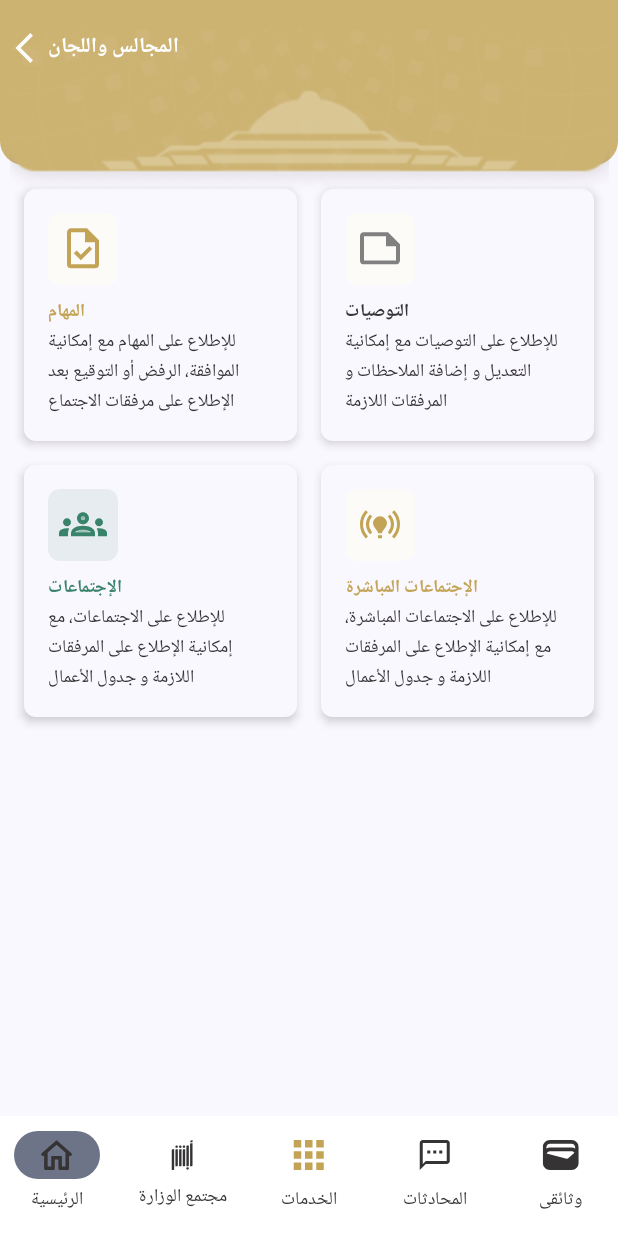
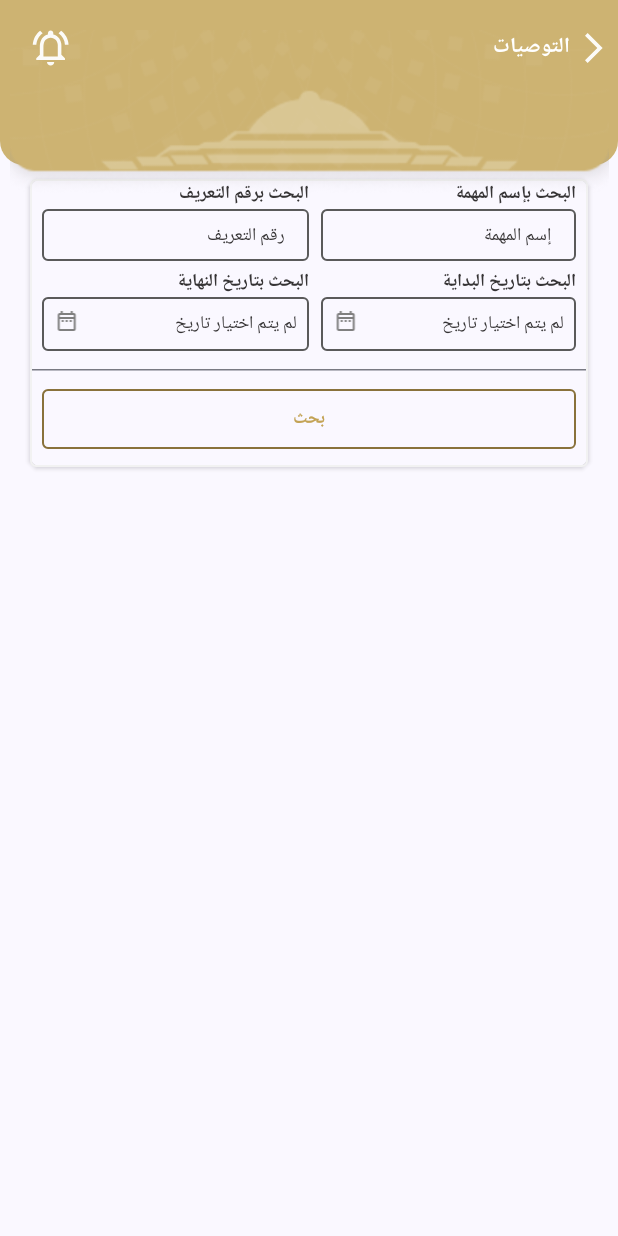
Before and after one commit to RiadhG-Hub/abcher, an Android app built with Jetpack Compose: the composable HomeScreen shown on its own in the app's theme, after a tap on "التوصيات", on a phone screen of 412 x 824 dp. Run offline under Robolectric (Android 15) with nearby library versions, the phone set to English and light mode, and no system bars; Roboto replaces fonts that are not available here.

Commit message:
feat: Implement Recommendation Search and Meeting Details UI
This commit introduces the functionality to search for recommendations, enhances the display of meeting details, and adds UI components for date selection and text input.

-   **Recommendation Search:**
    -   Created `RecommendationsPage` activity to implement search functionality for recommendations.
    -   Added `RecommendationsSearchCard` composable to allow searching by job title, ID, and date range.
    -   Implemented `CustomTextField` for text input with placeholder and custom styling.
    -   Added `AbsherDatePicker` for date selection with a callback to update the parent state.
    - Added `OutlinedButton` for search button with custom style.
    -   Added date range,jobTitle and idNumber to save search input.
-
-   -   Add `RecommendationsSearchCard` to `RecommendationsPage`.
-
+    -   Added `date_range` svg for  `AbsherDatePicker`.
+    -   Add `RecommendationsSearchCard` to `RecommendationsPage`.
 -   **Meeting Details UI:**
    -   Renamed `MeetingsDetails` to `MeetingsDetails` and moved it to the pages package.
    -  Updated `MeetingListScreen` to use new `AbcherTopAppBar` and `DefaultBackButton`.
    - Updated `MeetingListScreen` to use new `MaterialTheme`.
+   -  Update `MeetingListPage` to use new `AbcherTopAppBar` and `DefaultBackButton`.
+   - Updated `MeetingListPage` to use new `MaterialTheme`.
+   -  Add `AbsherDatePickerPreview` for `AbsherDatePicker`
 -   **UI and Styling:**
    - Added `ThemedTextField` for themed text field usage.
    -   Added `SurfaceColor` and `OutlinedButtonColor` to `Color.kt`.
+   - Added `SurfaceColor` for background color.
    - Updated dependencies in `build.gradle.kts`.
+   - Updated `AndroidManifest.xml` for `RecommendationsPage`.
+    -  Updated strings in `strings.xml` for `RecommendationsPage`.
+    - Updated `deploymentTargetSelector.xml` to  add new `AbsherDatePickerPreview` .
+   -  update `Theme.kt` to add onSurface color.

```diff
--- a/app/build.gradle.kts
+++ b/app/build.gradle.kts
@@ -52,7 +52,6 @@ dependencies {
     // Compose Libraries
     implementation(platform(libs.androidx.compose.bom))
     implementation(libs.androidx.compose.ui)
-    implementation(libs.androidx.compose.material3)
     implementation(libs.androidx.compose.runtime)
     implementation(libs.androidx.ui.graphics)
     implementation(libs.androidx.ui.tooling.preview)
@@ -68,7 +67,7 @@ dependencies {
     implementation(libs.retrofit)
     implementation(libs.retrofit.converter.gson)
     implementation(libs.okhttp.logging.interceptor)
-
+    implementation("androidx.compose.material3:material3:1.2.0")
     // Navigation
     implementation(libs.androidx.navigation.compose)
     androidTestImplementation(platform(libs.androidx.compose.bom))
--- a/app/src/main/java/com/example/absher/services/view/meetings/HomeScreen.kt
+++ b/app/src/main/java/com/example/absher/services/view/meetings/HomeScreen.kt
@@ -52,6 +52,8 @@ import androidx.lifecycle.viewmodel.compose.viewModel
 import androidx.navigation.NavHostController
 import androidx.navigation.compose.rememberNavController
 import com.example.absher.R
+import com.example.absher.services.view.meetings.pages.MeetingListPage
+import com.example.absher.services.view.recommendations.pages.RecommendationsPage
 import com.example.absher.services.viewmodel.meetings.HomeViewModel
 import com.example.absher.ui.theme.AbsherTheme
 import com.example.absher.ui.theme.CustomTextStyles
@@ -194,7 +196,9 @@ fun CardGrid() {
             title = stringResource(id = R.string.files),
             modifier = Modifier.weight(1f),
             onClick = {
+                val intent = Intent(context, RecommendationsPage::class.java)
 
+                context.startActivity(intent)
             },
             subtitle = stringResource(id = R.string.files_desc),
             icon = R.drawable.note,
--- /dev/null
+++ b/app/src/main/java/com/example/absher/services/view/recommendations/AbsherDatePicker.kt
@@ -0,0 +1,138 @@
+
+import androidx.compose.foundation.background
+import androidx.compose.foundation.border
+import androidx.compose.foundation.clickable
+import androidx.compose.foundation.layout.Arrangement
+import androidx.compose.foundation.layout.Box
+import androidx.compose.foundation.layout.Column
+import androidx.compose.foundation.layout.Row
+import androidx.compose.foundation.layout.fillMaxWidth
+import androidx.compose.foundation.layout.padding
+import androidx.compose.material3.DatePicker
+import androidx.compose.material3.DatePickerDialog
+import androidx.compose.material3.ExperimentalMaterial3Api
+import androidx.compose.material3.MaterialTheme
+import androidx.compose.material3.Text
+import androidx.compose.material3.TextButton
+import androidx.compose.material3.rememberDatePickerState
+import androidx.compose.runtime.Composable
+import androidx.compose.runtime.CompositionLocalProvider
+import androidx.compose.runtime.getValue
+import androidx.compose.runtime.mutableStateOf
+import androidx.compose.runtime.remember
+import androidx.compose.runtime.setValue
+import androidx.compose.ui.Modifier
+import androidx.compose.ui.graphics.Color
+import androidx.compose.ui.platform.LocalLayoutDirection
+import androidx.compose.ui.tooling.preview.Preview
+import androidx.compose.ui.unit.LayoutDirection
+import androidx.compose.ui.unit.dp
+import com.example.absher.R
+import com.example.absher.services.view.meetings.SvgIcon
+import com.example.absher.ui.theme.AbsherTheme
+import com.example.absher.ui.theme.CustomTextStyles
+import com.example.absher.ui.theme.MediumGray
+import com.example.absher.ui.theme.SubtitleColor
+import java.time.Instant
+import java.time.ZoneId
+import java.time.format.DateTimeFormatter
+
+// Child Composable with callback
+@OptIn(ExperimentalMaterial3Api::class)
+@Composable
+fun AbsherDatePicker(
+    onDateSelected: (String) -> Unit, // Callback to send date to parent
+    modifier: Modifier = Modifier
+) {
+    var showDialog by remember { mutableStateOf(false) }
+    var selectedDate by remember { mutableStateOf("") }
+    val datePickerState = rememberDatePickerState()
+
+    Column {
+
+        Box(
+            modifier = Modifier
+                .padding(0.dp)
+                .background(color = Color.Transparent, shape = MaterialTheme.shapes.small)
+                .border(1.dp, MediumGray, MaterialTheme.shapes.small)
+                .clickable{
+                    showDialog = true
+                } ,
+        ){
+        Row(modifier = Modifier.fillMaxWidth().padding(end = 8.dp, start = 8.dp, top = 8.dp, bottom = 8.dp),horizontalArrangement = Arrangement.SpaceBetween){
+            Text(
+                text = if (selectedDate.isNotEmpty())
+                    selectedDate
+                else
+                    "لم يتم اختيار تاريخ"
+                , style = CustomTextStyles.SmallRegular12.copy(SubtitleColor)
+            )
+            SvgIcon(R.drawable.date_range)
+        }
+        }
+
+
+
+        if (showDialog) {
+            DatePickerDialog(
+                onDismissRequest = { showDialog = false },
+                confirmButton = {
+                    TextButton(
+                        onClick = {
+                            datePickerState.selectedDateMillis?.let { millis ->
+                                val localDate = Instant.ofEpochMilli(millis)
+                                    .atZone(ZoneId.systemDefault())
+                                    .toLocalDate()
+                                val formattedDate = localDate.format(DateTimeFormatter.ISO_LOCAL_DATE)
+                                selectedDate = formattedDate
+                                onDateSelected(formattedDate) // Send date to parent
+                            }
+                            showDialog = false
+                        }
+                    ) {
+                        Text("OK")
+                    }
+                },
+                dismissButton = {
+                    TextButton(onClick = { showDialog = false }) {
+                        Text("Cancel")
+                    }
+                }
+            ) {
+                DatePicker(state = datePickerState)
+            }
+        }
+    }
+}
+
+// Parent Composable
+@Composable
+fun ParentScreenExample() {
+    // State in the parent to hold the selected date
+    var dateFromPicker by remember { mutableStateOf<String?>(null) }
+
+    Column {
+        // Display the date received from the child
+        Text(
+            text = dateFromPicker?.let { "Date from picker: $it" } ?: "No date selected yet"
+        )
+
+        // Child composable with callback
+       AbsherDatePicker(
+            onDateSelected = { selectedDate ->
+                dateFromPicker = selectedDate // Update parent state
+            }
+        )
+    }
+}
+
+@Preview(showBackground = true)
+@Composable
+fun AbsherDatePickerPreview() {
+    AbsherTheme {
+        CompositionLocalProvider(LocalLayoutDirection provides LayoutDirection.Rtl) {
+    AbsherDatePicker(onDateSelected = {})
+
+
+        }}
+}
--- /dev/null
+++ b/app/src/main/java/com/example/absher/services/view/recommendations/CustomTextField.kt
@@ -0,0 +1,67 @@
+package com.example.absher.services.view.recommendations
+
+import androidx.compose.foundation.background
+import androidx.compose.foundation.layout.Box
+import androidx.compose.foundation.layout.Row
+import androidx.compose.foundation.layout.fillMaxWidth
+import androidx.compose.foundation.text.BasicTextField
+import androidx.compose.material3.LocalTextStyle
+import androidx.compose.material3.MaterialTheme
+import androidx.compose.material3.Text
+import androidx.compose.runtime.Composable
+import androidx.compose.runtime.getValue
+import androidx.compose.runtime.mutableStateOf
+import androidx.compose.runtime.saveable.rememberSaveable
+import androidx.compose.runtime.setValue
+import androidx.compose.ui.Alignment
+import androidx.compose.ui.Modifier
+import androidx.compose.ui.graphics.SolidColor
+import androidx.compose.ui.unit.TextUnit
+import com.example.absher.ui.theme.CustomTextStyles
+
+@Composable
+ fun CustomTextField(
+    modifier: Modifier = Modifier,
+    leadingIcon: (@Composable () -> Unit)? = null,
+    trailingIcon: (@Composable () -> Unit)? = null,
+    placeholderText: String = "Placeholder",
+    fontSize: TextUnit = MaterialTheme.typography.bodyMedium.fontSize,
+    onValueChange: (String) -> Unit = {}
+
+) {
+    var text : String  by rememberSaveable { mutableStateOf("") }
+    BasicTextField(modifier = modifier
+        .background(
+            MaterialTheme.colorScheme.surface,
+            MaterialTheme.shapes.small,
+        )
+        .fillMaxWidth(),
+        value = text,
+        onValueChange = {
+            text = it
+            onValueChange(it)
+        },
+        singleLine = true,
+        cursorBrush = SolidColor(MaterialTheme.colorScheme.primary),
+        textStyle = LocalTextStyle.current.copy(
+            color = MaterialTheme.colorScheme.onSurface,
+            fontSize = fontSize
+        ),
+        decorationBox = { innerTextField ->
+            Row(
+                modifier,
+                verticalAlignment = Alignment.CenterVertically
+            ) {
+                if (leadingIcon != null) leadingIcon()
+                Box(Modifier.weight(1f)) {
+                    if (text.isEmpty()) Text(
+                        placeholderText,
+                        style = CustomTextStyles.SmallRegular12
+                    )
+                    innerTextField()
+                }
+                if (trailingIcon != null) trailingIcon()
+            }
+        }
+    )
+}
--- /dev/null
+++ b/app/src/main/java/com/example/absher/services/view/recommendations/RecommendationSearchCard.kt
@@ -0,0 +1,200 @@
+package com.example.absher.services.view.recommendations
+
+import AbsherDatePicker
+import androidx.compose.foundation.BorderStroke
+import androidx.compose.foundation.background
+import androidx.compose.foundation.border
+import androidx.compose.foundation.layout.Arrangement
+import androidx.compose.foundation.layout.Box
+import androidx.compose.foundation.layout.Column
+import androidx.compose.foundation.layout.Row
+import androidx.compose.foundation.layout.fillMaxWidth
+import androidx.compose.foundation.layout.padding
+import androidx.compose.foundation.shape.RoundedCornerShape
+import androidx.compose.material3.ButtonDefaults
+import androidx.compose.material3.Card
+import androidx.compose.material3.CardDefaults
+import androidx.compose.material3.HorizontalDivider
+import androidx.compose.material3.MaterialTheme
+import androidx.compose.material3.OutlinedButton
+import androidx.compose.material3.Text
+import androidx.compose.runtime.Composable
+import androidx.compose.runtime.CompositionLocalProvider
+import androidx.compose.runtime.getValue
+import androidx.compose.runtime.mutableStateOf
+import androidx.compose.runtime.remember
+import androidx.compose.runtime.setValue
+import androidx.compose.ui.Alignment
+import androidx.compose.ui.Modifier
+import androidx.compose.ui.graphics.Color
+import androidx.compose.ui.platform.LocalLayoutDirection
+import androidx.compose.ui.tooling.preview.Preview
+import androidx.compose.ui.unit.LayoutDirection
+import androidx.compose.ui.unit.dp
+import com.example.absher.ui.theme.AbsherTheme
+import com.example.absher.ui.theme.BackgroundGray
+import com.example.absher.ui.theme.CustomTextStyles
+import com.example.absher.ui.theme.MediumGray
+import com.example.absher.ui.theme.OutlinedButtonColor
+import com.example.absher.ui.theme.SubtitleColor
+
+
+@Composable
+fun RecommendationsSearchCard() {
+    var startDate by remember { mutableStateOf<String?>(null) }
+    var endDate by remember { mutableStateOf<String?>(null) }
+
+    var jobTitle by remember { mutableStateOf<String?>(null) }
+    var idNumber by remember { mutableStateOf<String?>(null) }
+    Card(
+        modifier = Modifier
+            .fillMaxWidth()
+            .padding(start = 20.dp, end = 20.dp, top = 9.dp)
+            .border(1.dp, BackgroundGray, MaterialTheme.shapes.small),
+        shape = MaterialTheme.shapes.medium,
+        elevation = CardDefaults.cardElevation(defaultElevation = 2.dp),
+        colors = CardDefaults.cardColors(containerColor = MaterialTheme.colorScheme.surface)
+    ) {
+        Column {
+            Row(
+                modifier = Modifier.padding(end = 8.dp, start = 8.dp, bottom = 12.dp),
+                horizontalArrangement = Arrangement.SpaceEvenly
+            ) {
+                Column(modifier = Modifier
+                    .weight(1f)
+                    .padding(end = 8.dp)) {
+                    Text(
+                        text = "البحث بإسم المهمة",
+
+                        // Small/Bold
+                        style = CustomTextStyles.SmallBold.copy(color = SubtitleColor)
+                    )
+
+                    Box(
+                        modifier = Modifier
+                            .padding(0.dp)
+                            .background(
+                                color = Color.Transparent,
+                                shape = MaterialTheme.shapes.small
+                            )
+                            .border(1.dp, MediumGray, MaterialTheme.shapes.small),
+                        contentAlignment = Alignment.Center
+
+                    ) {
+                        CustomTextField(
+                            modifier = Modifier.padding(
+                                end = 8.dp,
+                                start = 8.dp,
+                                top = 4.dp,
+                                bottom = 3.dp
+                            ), placeholderText = "إسم المهمة", onValueChange = {
+                                newText -> jobTitle = newText
+                            }
+                        )
+                    }
+
+
+                    Text(
+                        modifier = Modifier.padding(top = 4.dp),
+                        text = "البحث بتاريخ البداية",
+
+                        // Small/Bold
+                        style = CustomTextStyles.SmallBold.copy(color = SubtitleColor)
+                    )
+
+                    AbsherDatePicker(
+                        onDateSelected = { selectedDate ->
+                            startDate = selectedDate // Update parent state
+                        }
+                    )
+
+                }
+                Column(modifier = Modifier.weight(1f)) {
+                    Text(
+                        text = "البحث برقم التعريف",
+
+                        // Small/Bold
+                        style = CustomTextStyles.SmallBold.copy(color = SubtitleColor)
+                    )
+
+
+                    Box(
+                        modifier = Modifier
+                            .padding(0.dp)
+                            .background(
+                                color = Color.Transparent,
+                                shape = MaterialTheme.shapes.small
+                            )
+                            .border(1.dp, MediumGray, MaterialTheme.shapes.small),
+                        contentAlignment = Alignment.Center
+
+                    ) {
+                        CustomTextField(
+                            modifier = Modifier.padding(
+                                end = 8.dp,
+                                start = 8.dp,
+                                top = 4.dp,
+                                bottom = 3.dp
+                            ), placeholderText = "رقم التعريف", onValueChange = {
+                                newText -> idNumber = newText
+                            }
+                        )
+                    }
+
+                    Text(
+                        modifier = Modifier.padding(top = 4.dp),
+                        text = "البحث بتاريخ النهاية",
+
+                        // Small/Bold
+                        style = CustomTextStyles.SmallBold.copy(color = SubtitleColor)
+                    )
+
+                    AbsherDatePicker(
+                        onDateSelected = { selectedDate ->
+                            endDate = selectedDate // Update parent state
+                        }
+                    )
+
+                }
+
+            }
+            HorizontalDivider()
+            OutlinedButton(
+                onClick = {
+                    println(startDate.toString())
+                    println(endDate.toString())
+                    println(jobTitle.toString())
+                    println(idNumber.toString())
+                },
+                modifier = Modifier
+                    .padding(8.dp),
+                colors = ButtonDefaults.outlinedButtonColors(
+                    contentColor = OutlinedButtonColor // Text/icon color
+                ),
+                border = BorderStroke(
+                    width = 1.dp,
+                    color = OutlinedButtonColor // Custom border color
+                ),
+                shape = RoundedCornerShape(4.dp) // Custom shape
+            ) {
+                Row(
+                    modifier = Modifier.fillMaxWidth(),
+                    horizontalArrangement = Arrangement.Center
+                ) {
+                    Text("بحث", style = CustomTextStyles.SmallBold)
+                }
+            }
+        }
+    }
+}
+
+
+@Preview(showBackground = true)
+@Composable
+fun RecommendationsSearchCardPreview() {
+    AbsherTheme {
+        CompositionLocalProvider(LocalLayoutDirection provides LayoutDirection.Rtl) {
+            RecommendationsSearchCard()
+        }
+    }
+}
--- /dev/null
+++ b/app/src/main/java/com/example/absher/services/view/recommendations/pages/RecommendationsPage.kt
@@ -0,0 +1,72 @@
+package com.example.absher.services.view.recommendations.pages
+
+import android.os.Bundle
+import androidx.activity.ComponentActivity
+import androidx.activity.compose.setContent
+import androidx.activity.enableEdgeToEdge
+import androidx.compose.foundation.layout.Column
+import androidx.compose.foundation.layout.fillMaxSize
+import androidx.compose.foundation.layout.padding
+import androidx.compose.material3.MaterialTheme
+import androidx.compose.material3.Scaffold
+import androidx.compose.material3.Text
+import androidx.compose.runtime.Composable
+import androidx.compose.runtime.CompositionLocalProvider
+import androidx.compose.ui.Modifier
+import androidx.compose.ui.platform.LocalLayoutDirection
+import androidx.compose.ui.tooling.preview.Preview
+import androidx.compose.ui.unit.LayoutDirection
+import androidx.compose.ui.unit.dp
+import com.example.absher.R
+import com.example.absher.services.view.meetings.AbcherTopAppBar
+import com.example.absher.services.view.meetings.DefaultBackButton
+import com.example.absher.services.view.meetings.SvgIcon
+import com.example.absher.services.view.recommendations.RecommendationsSearchCard
+import com.example.absher.ui.theme.AbsherTheme
+
+class RecommendationsPage : ComponentActivity() {
+    override fun onCreate(savedInstanceState: Bundle?) {
+        super.onCreate(savedInstanceState)
+        enableEdgeToEdge()
+        setContent {
+            AbsherTheme {
+                CompositionLocalProvider(LocalLayoutDirection provides LayoutDirection.Rtl) {
+                Scaffold(
+                    containerColor = MaterialTheme.colorScheme.surface,
+                    topBar = {
+                        AbcherTopAppBar(
+                            title = "التوصيات",
+                            navigationIcon = {
+                                DefaultBackButton()
+                            },
+                            actions = {
+                                SvgIcon(
+                                    R.drawable.notifications_active,
+                                    modifier = Modifier.padding(end = 16.dp)
+                                )
+                            })
+                    }, modifier = Modifier.fillMaxSize()) { innerPadding ->
+                    Column (modifier = Modifier.padding(innerPadding)){
+                        RecommendationsSearchCard()
+                    }
+                }
+            }}
+        }
+    }
+}
+
+@Composable
+fun Greeting(name: String, modifier: Modifier = Modifier) {
+    Text(
+        text = "Hello $name!",
+        modifier = modifier
+    )
+}
+
+@Preview(showBackground = true)
+@Composable
+fun GreetingPreview() {
+    AbsherTheme {
+        Greeting("Android")
+    }
+}
--- a/app/src/main/java/com/example/absher/ui/theme/Color.kt
+++ b/app/src/main/java/com/example/absher/ui/theme/Color.kt
@@ -16,3 +16,5 @@ val TaskColor = Color(0xFFC3A355) // Task color
 val SubtitleColor = Color(0xFF353334)
 val Gray = Color(0XFF808080)
 val BackgroundGreen = Color(0xFFEEF7F3)
+val OutlinedButtonColor = Color(0xFF89723B)
+val SurfaceColor = Color(0XFFF3F4FA)
--- a/app/src/main/java/com/example/absher/ui/theme/Theme.kt
+++ b/app/src/main/java/com/example/absher/ui/theme/Theme.kt
@@ -30,7 +30,7 @@ private val LightColorScheme = lightColorScheme(
     onPrimary = White,
     onSecondary = DarkGray,
     onBackground = DarkGray,
-    onSurface = DarkGray
+    onSurface = SurfaceColor
 
 )
 
--- /dev/null
+++ b/app/src/main/res/drawable/date_range.xml
@@ -0,0 +1,5 @@
+<vector xmlns:android="http://schemas.android.com/apk/res/android" android:autoMirrored="true" android:height="16dp" android:viewportHeight="16" android:viewportWidth="17" android:width="17dp">
+
+    <path android:fillColor="#808080" android:pathData="M5.167,7.333H6.5V8.667H5.167V7.333ZM14.5,4V13.333C14.5,14.067 13.9,14.667 13.167,14.667H3.833C3.093,14.667 2.5,14.067 2.5,13.333L2.507,4C2.507,3.267 3.093,2.667 3.833,2.667H4.5V1.334H5.833V2.667H11.167V1.334H12.5V2.667H13.167C13.9,2.667 14.5,3.267 14.5,4ZM3.833,5.333H13.167V4H3.833V5.333ZM13.167,13.333V6.667H3.833V13.333H13.167ZM10.5,8.667H11.833V7.333H10.5V8.667ZM7.833,8.667H9.167V7.333H7.833V8.667Z"/>
+
+</vector>
--- a/app/src/main/res/values/strings.xml
+++ b/app/src/main/res/values/strings.xml
@@ -23,4 +23,5 @@
     <string name="startmeeting">" بداية الإجتماع   %1$s"</string>
     <string name="title_activity_meetings_attends_card_view">MeetingsAttendsCardView</string>
     <string name="meetings">الإجتماعات</string>
+    <string name="title_activity_recommendations_page">RecommendationsPage</string>
 </resources>
```
Also changed, not shown: app/src/main/AndroidManifest.xml (+7 -3 lines), app/src/main/java/com/example/absher/services/view/meetings/pages/MeetingListPage.kt (renamed from app/src/main/java/com/example/absher/services/view/meetings/MeetingListPage.kt, +11 -5 lines), app/src/main/java/com/example/absher/services/view/meetings/pages/MeetingsDetails.kt (renamed from app/src/main/java/com/example/absher/services/view/meetings/MeetingsDetails.kt, +14 -2 lines), app/src/main/java/com/example/absher/ui/theme/ThemedTextField.kt (added, +32 -0 lines).
